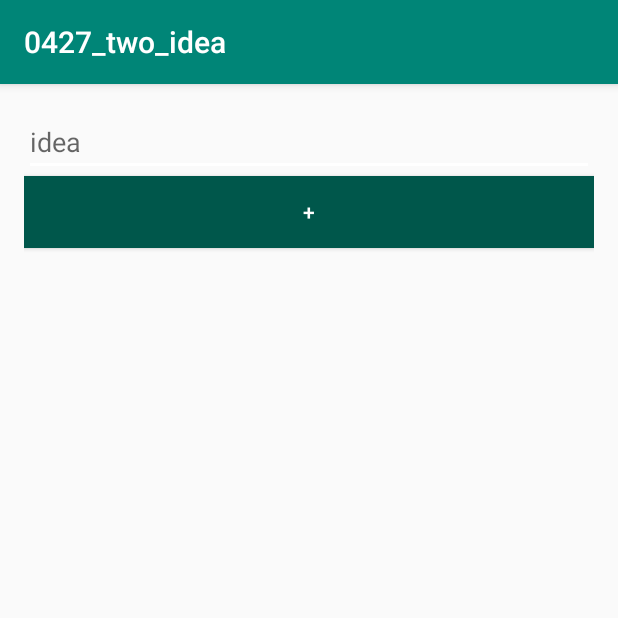
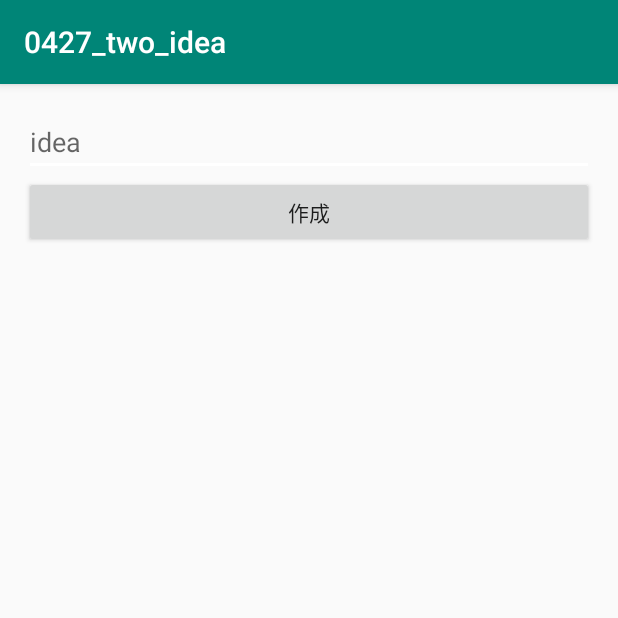
Before and after one commit to yukillin/0427_two_idea, an Android app: the CreateActivity screen opened directly, with no data from a screen before it, on a phone screen of 412 x 824 dp, the top half of it. Run offline under Robolectric (Android 15) with nearby library versions, the light colour scheme and no system bars; libraries missing offline, so code that uses them is left out: io.realm; 1 statement that could not run was skipped.

Commit message:
メモ完成

```diff
--- a/app/src/main/AndroidManifest.xml
+++ b/app/src/main/AndroidManifest.xml
@@ -3,6 +3,7 @@
     package="yukillin.io">
 
     <application
+        android:name=".MemoApplication"
         android:allowBackup="true"
         android:icon="@mipmap/ic_launcher"
         android:label="@string/app_name"
@@ -17,6 +18,7 @@
             </intent-filter>
         </activity>
         <activity android:name=".CreateActivity"/>
+        <activity android:name=".DetailActivity"/>
     </application>
 
 </manifest>
--- a/app/src/main/java/yukillin/io/DetailActivity.java
+++ b/app/src/main/java/yukillin/io/DetailActivity.java
@@ -22,7 +22,7 @@ public class DetailActivity extends AppCompatActivity {
 
         realm = Realm.getDefaultInstance();
 
-        contentText = (EditText) findViewById(R.id.contentEditText);
+        contentText = (EditText) findViewById(R.id.contenteditText);
 
         showDate();
 
@@ -47,6 +47,8 @@ public class DetailActivity extends AppCompatActivity {
             }
         });
 
+        finish();
+
     }
 
     @Override
--- a/app/src/main/res/layout/activity_create.xml
+++ b/app/src/main/res/layout/activity_create.xml
@@ -20,12 +20,11 @@
             android:inputType="textPersonName" />
 
         <Button
-            android:id="@+id/button"
-            style="@style/Widget.AppCompat.Button.Colored"
+            android:id="@+id/button2"
             android:layout_width="match_parent"
             android:layout_height="wrap_content"
-            android:background="@color/colorPrimaryDark"
             android:onClick="create"
-            android:text="+" />
+            android:text="作成" />
+
     </LinearLayout>
 </RelativeLayout>
--- a/app/src/main/res/layout/activity_detail.xml
+++ b/app/src/main/res/layout/activity_detail.xml
@@ -26,6 +26,6 @@
             android:layout_height="wrap_content"
             android:background="@color/colorPrimaryDark"
             android:onClick="update"
-            android:text="update" />
+            android:text="更新" />
     </LinearLayout>
 </RelativeLayout>
```
